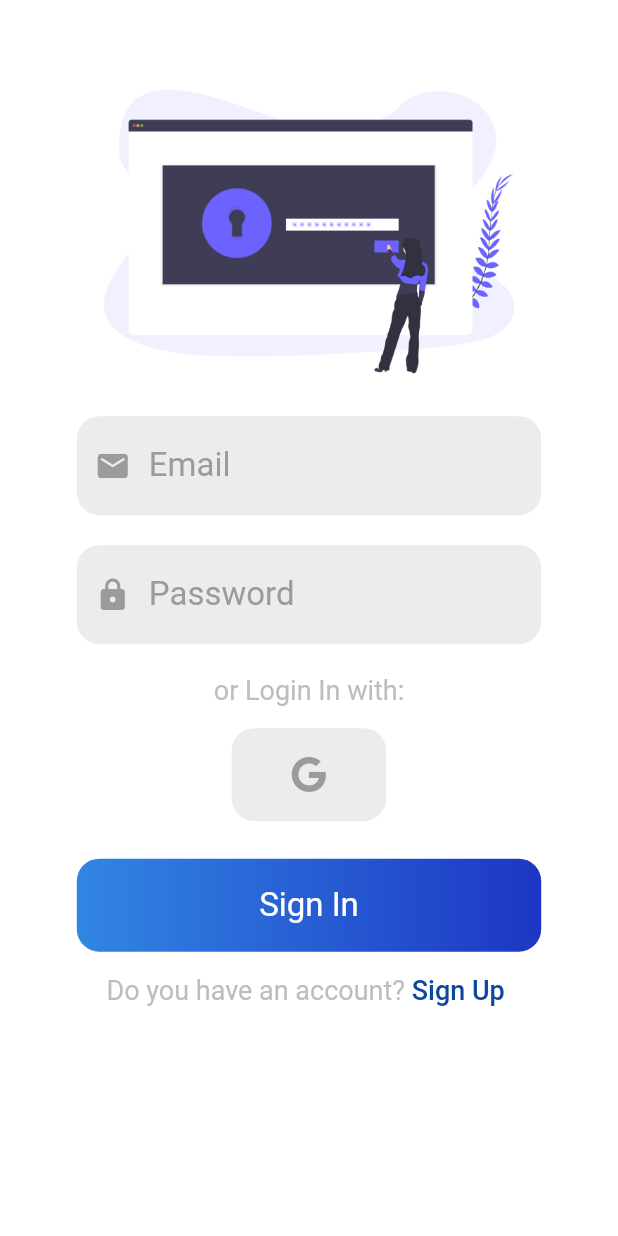
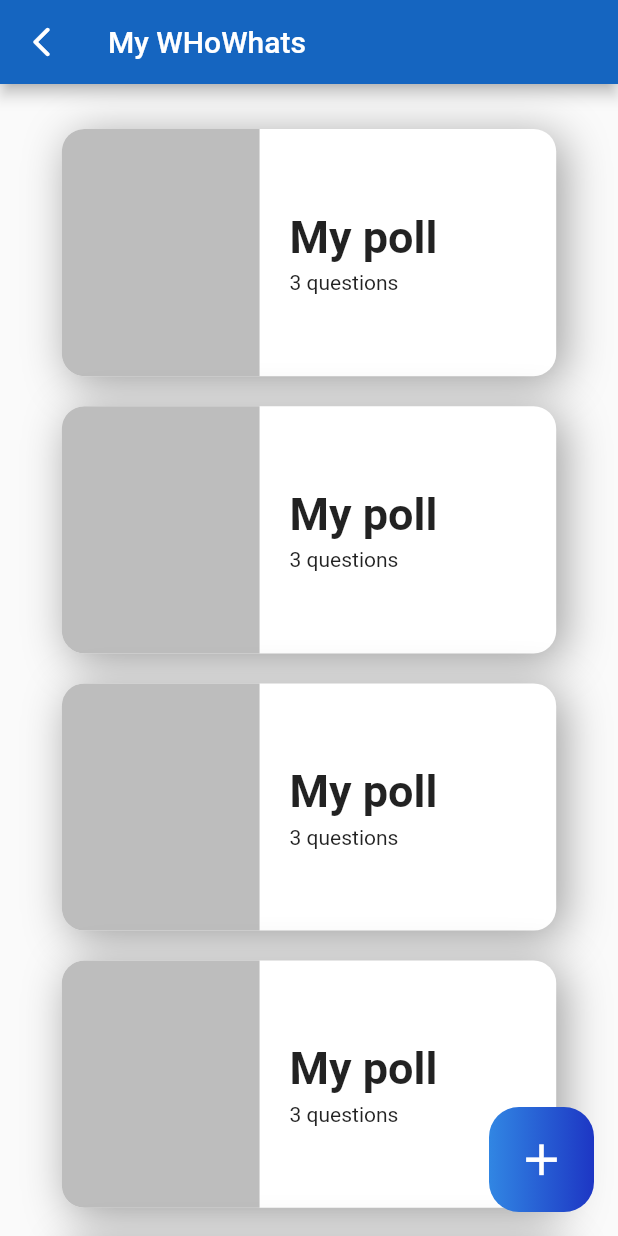
Before and after one commit to FEUP-ESOF-2020-21/open-cx-t6g3-its, a Flutter app: the screen it shows after launch, on a phone screen of 412 x 824 dp. Run offline on Flutter 3.47's test engine with Material 2 defaults, Android fonts, the phone set to English and light mode, and no system bars; our stand-ins replace cloud_firestore, firebase_auth, firebase_core, google_sign_in; missing offline and left inert: flutter_statusbarcolor; accounts and stored records are empty.

Commit message:
💄 Polls Menu UI

```diff
--- a/whowhat/lib/main.dart
+++ b/whowhat/lib/main.dart
@@ -1,8 +1,9 @@
 import 'package:flutter/material.dart';
-import 'package:whowhat/pages/login.dart';
+import 'package:whowhat/pages/polls.dart';
 import 'package:whowhat/pages/error.dart';
 import 'package:flutter_statusbarcolor/flutter_statusbarcolor.dart';
 import 'package:firebase_core/firebase_core.dart';
+
 //import 'package:cloud_firestore/cloud_firestore.dart';
 
 void main() {
@@ -42,7 +43,7 @@ class MyApp extends StatelessWidget {
             theme: ThemeData(
               primarySwatch: Colors.blue,
             ),
-            home: MyLogin(),
+            home: MyPolls(),
             debugShowCheckedModeBanner: false,
           );
         }
--- /dev/null
+++ b/whowhat/lib/pages/polls.dart
@@ -0,0 +1,68 @@
+import 'package:flutter/material.dart';
+import 'package:whowhat/widgets/PollCard.dart';
+
+class MyPolls extends StatefulWidget {
+  @override
+  _MyPollsState createState() => _MyPollsState();
+}
+
+class _MyPollsState extends State<MyPolls> {
+  TextEditingController codeInput = new TextEditingController();
+  String _statusLabel = "";
+
+  _updateStatus(String message) {
+    setState(() {
+      _statusLabel = message;
+    });
+  }
+
+  @override
+  Widget build(BuildContext context) {
+    bool keyboardIsOpened = MediaQuery.of(context).viewInsets.bottom != 0.0;
+
+    List<Widget> getPolls() {
+      List<Widget> list = new List<Widget>();
+      for (var i = 0; i < 20; i++) {
+        list.add(PollCard(title: 'My poll', description: '3 questions'));
+      }
+      return list;
+    }
+
+    return Scaffold(
+      appBar: AppBar(
+        title: Text('My WHoWhats'),
+        leading: Icon(Icons.arrow_back_ios_rounded),
+        backgroundColor: Colors.blue[800],
+      ),
+      //resizeToAvoidBottomPadding: false,
+      body: SingleChildScrollView(
+        child: Center(
+          child: Padding(
+            padding: EdgeInsets.only(top: 20, bottom: 20),
+            child: Column(
+              mainAxisAlignment: MainAxisAlignment.center,
+              children: getPolls(),
+            ),
+          ),
+        ),
+      ),
+
+      floatingActionButton: keyboardIsOpened
+          ? null
+          : InkWell(
+              child: Container(
+                height: 70,
+                width: 70,
+                child: Icon(Icons.add_outlined, size: 35, color: Colors.white),
+                decoration: BoxDecoration(
+                  shape: BoxShape.rectangle,
+                  borderRadius: BorderRadius.circular(20),
+                  gradient: LinearGradient(
+                      colors: [Color(0xFF3186E3), Color(0xFF1D36C4)]),
+                ),
+              ),
+              onTap: () {},
+            ),
+    );
+  }
+}
--- /dev/null
+++ b/whowhat/lib/widgets/PollCard.dart
@@ -0,0 +1,66 @@
+import 'package:flutter/material.dart';
+
+class PollCard extends StatelessWidget {
+  // final Gradient gradient;
+  //final Image image;
+  final String title;
+  final String description;
+
+  PollCard({Key key, this.title, this.description}) : super(key: key);
+
+  @override
+  Widget build(BuildContext context) {
+    return Padding(
+      padding: EdgeInsets.only(top: 10, bottom: 10),
+      child: Container(
+        width: MediaQuery.of(context).size.width * 0.8,
+        height: MediaQuery.of(context).size.height * 0.2,
+        child: Row(children: <Widget>[
+          Container(
+              height: MediaQuery.of(context).size.height * 0.2,
+              width: MediaQuery.of(context).size.width * 0.8 * 0.4,
+              decoration: BoxDecoration(
+                borderRadius: BorderRadius.only(
+                    topLeft: Radius.circular(15),
+                    bottomLeft: Radius.circular(15)),
+                color: Colors.grey[400],
+              )),
+          Padding(
+            padding: EdgeInsets.all(20),
+            child: Column(
+                crossAxisAlignment: CrossAxisAlignment.start,
+                mainAxisAlignment: MainAxisAlignment.center,
+                children: <Widget>[
+                  Text(
+                    this.title,
+                    style: TextStyle(
+                        fontSize: 30,
+                        fontWeight: FontWeight.bold,
+                        fontFamily: 'Roboto'),
+                  ),
+                  Padding(
+                    padding: EdgeInsets.only(top: 5),
+                    child: Text(this.description),
+                  )
+                ]),
+          ),
+        ]),
+        decoration: BoxDecoration(
+          borderRadius: BorderRadius.circular(15),
+          color: Colors.white,
+          boxShadow: [
+            BoxShadow(
+              color: Colors.grey[500],
+              blurRadius: 25.0, // soften the shadow
+              spreadRadius: 0.2, //extend the shadow
+              offset: Offset(
+                5.0, // Move to right 10  horizontally
+                5.0, // Move to bottom 10 Vertically
+              ),
+            )
+          ],
+        ),
+      ),
+    );
+  }
+}
```
